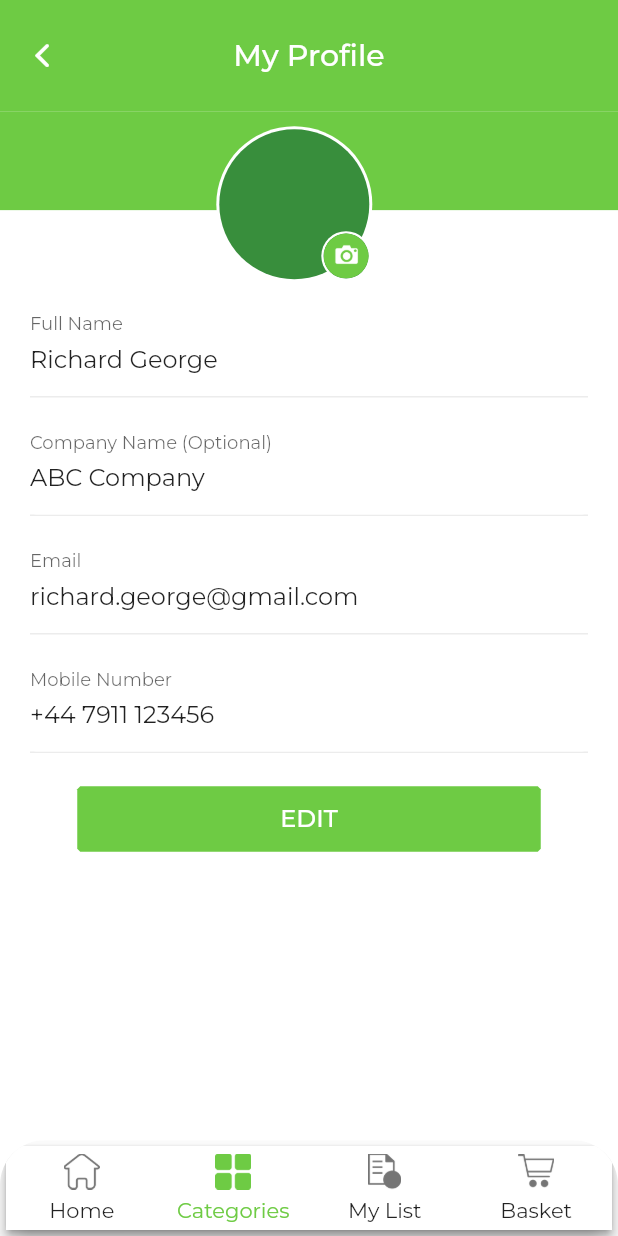
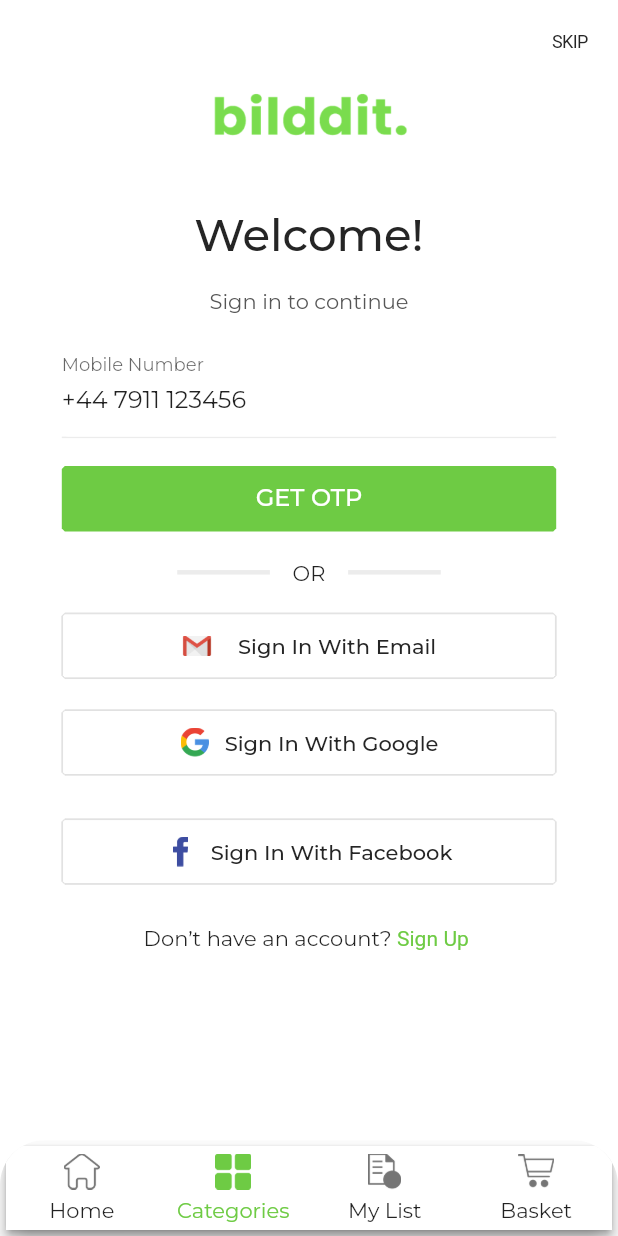
Before and after one commit to ishaque-mobikasa/trueBilddit, a Flutter app: the screen it shows after launch, item 2 of the bottom bar chosen, on a phone screen of 412 x 824 dp. Run offline on Flutter 3.47's test engine with Material 2 defaults, Android fonts, the phone set to English and light mode, and no system bars; drawn by our look-alikes of custom_navigation_bar; our stand-ins replace csc_picker, flutter_slidable, get, google_fonts, image_picker; key blocks and very long unbroken strings in the code were emptied for the run.

Commit message:
done with login with email

```diff
--- a/lib/app/routes/routes.dart
+++ b/lib/app/routes/routes.dart
@@ -3,6 +3,8 @@ import 'package:truebildit/presentation/pages/address/add_address_page/add_addre
 import 'package:truebildit/presentation/pages/address/add_address_page/controllers_binding/add_new_address_binding.dart';
 import 'package:truebildit/presentation/pages/address/view_all_address/address_view.dart';
 import 'package:truebildit/presentation/pages/address/view_all_address/controllers_binding/address_binding.dart';
+import 'package:truebildit/presentation/pages/change_password/change_password_view.dart';
+import 'package:truebildit/presentation/pages/change_password/controllers_binding/change_password_binding.dart';
 import 'package:truebildit/presentation/pages/dash_board/controllers_binding/dash_board_binding.dart';
 import 'package:truebildit/presentation/pages/dash_board/dash_board_view.dart';
 import 'package:truebildit/presentation/pages/forgot_password/controllers_binding/forgot_password_binding.dart';
@@ -11,8 +13,10 @@ import 'package:truebildit/presentation/pages/home/controller_binding/home_bindi
 import 'package:truebildit/presentation/pages/home/home_view.dart';
 import 'package:truebildit/presentation/pages/location_request/controllers_bindings/location_request_binding.dart';
 import 'package:truebildit/presentation/pages/location_request/location_request_view.dart';
-import 'package:truebildit/presentation/pages/login/controller_binding/login_binding.dart';
-import 'package:truebildit/presentation/pages/login/login_view.dart';
+import 'package:truebildit/presentation/pages/login/email_login/controller_binding/email_login_binding.dart';
+import 'package:truebildit/presentation/pages/login/email_login/email_login_view.dart';
+import 'package:truebildit/presentation/pages/login/otp_login/controller_binding/otp_login_binding.dart';
+import 'package:truebildit/presentation/pages/login/otp_login/otp_login_view.dart';
 import 'package:truebildit/presentation/pages/my_account/controllers_binding/my_account_binding.dart';
 import 'package:truebildit/presentation/pages/my_account/my_account_view.dart';
 import 'package:truebildit/presentation/pages/profile/controllers_bindings/profile_binding.dart';
@@ -34,9 +38,11 @@ class Routes {
   static const dashBoardView = "/dashBoardView";
   static const profileView = "/profileView";
   static const addressView = "/addressView";
-  static const loginView = "/loginView";
+  static const otpLoginView = "/otpLoginView";
   static const addNewAddress = "/addNewAddress";
   static const myAccountView = "/myAccountView";
+  static const changePasswordView = "/changePasswordView";
+  static const emailLoginView = "/emailLoginView";
 }
 
 class AppPages {
@@ -82,16 +88,24 @@ class AppPages {
         page: () => const ViewAllAddressView(),
         binding: ViewAllAddressBinding()),
     GetPage(
-        name: Routes.loginView,
-        page: () => const LoginView(),
-        binding: LoginBinding()),
-         GetPage(
+        name: Routes.otpLoginView,
+        page: () => const OTPLoginView(),
+        binding: OTPLoginBinding()),
+    GetPage(
         name: Routes.addNewAddress,
         page: () => const AddNewAddressView(),
         binding: AddNewAddressBinding()),
-          GetPage(
+    GetPage(
         name: Routes.myAccountView,
         page: () => const MyAccountView(),
         binding: MyAccountBinding()),
+    GetPage(
+        name: Routes.changePasswordView,
+        page: () => const ChangePasswordView(),
+        binding: ChangePasswordBinding()),
+    GetPage(
+        name: Routes.emailLoginView,
+        page: () => const EmailLoginView(),
+        binding: EmailLoginBinding()),
   ];
 }
--- a/lib/app/utils/strings.dart
+++ b/lib/app/utils/strings.dart
@@ -45,4 +45,5 @@ class AssetStrings {
   static String facebookIcon = "assets/images/facebook_icon.png";
   static String emailIcon = "assets/images/mail_icon.png";
   static String gardeningIcon = "assets/images/gardening.png";
+  static String changePassword = "assets/images/change_password.png";
 }
--- a/lib/presentation/pages/dash_board/controllers_binding/dash_board_binding.dart
+++ b/lib/presentation/pages/dash_board/controllers_binding/dash_board_binding.dart
@@ -1,8 +1,9 @@
 import 'package:get/get.dart';
 import 'package:truebildit/presentation/pages/address/add_address_page/controllers_binding/add_new_address_controller.dart';
+import 'package:truebildit/presentation/pages/change_password/controllers_binding/change_password_controller.dart';
 import 'package:truebildit/presentation/pages/dash_board/controllers_binding/dash_board_controller.dart';
 import 'package:truebildit/presentation/pages/home/controller_binding/home_controller.dart';
-import 'package:truebildit/presentation/pages/login/controller_binding/login_controller.dart';
+import 'package:truebildit/presentation/pages/login/otp_login/controller_binding/otp_login_controller.dart';
 import 'package:truebildit/presentation/pages/profile/controllers_bindings/profile_controller.dart';
 import 'package:truebildit/presentation/pages/search_results/controllers_bindings/search_controller.dart';
 import 'package:truebildit/presentation/pages/sign_up/controllers_binding/sign_up_controller.dart';
@@ -14,8 +15,9 @@ class DashBoardBinding extends Bindings {
     Get.lazyPut(() => ProfileController());
     Get.lazyPut(() => SignUpController());
     Get.lazyPut(() => SearchController());
-    Get.lazyPut(() => LoginController());
+    Get.lazyPut(() => OTPLoginController());
     Get.lazyPut(() => AddNewAddressController());
+    Get.lazyPut(() => ChangePasswordController());
     Get.put(DashBoardController());
   }
 }
--- a/lib/presentation/pages/dash_board/controllers_binding/dash_board_controller.dart
+++ b/lib/presentation/pages/dash_board/controllers_binding/dash_board_controller.dart
@@ -1,18 +1,18 @@
 import 'package:flutter/material.dart';
 import 'package:get/get.dart';
+import 'package:truebildit/presentation/pages/address/add_address_page/add_address_view.dart';
 import 'package:truebildit/presentation/pages/home/home_view.dart';
-import 'package:truebildit/presentation/pages/my_account/my_account_view.dart';
-import 'package:truebildit/presentation/pages/profile/profile_view.dart';
-import 'package:truebildit/presentation/pages/sign_up/sign_up_view.dart';
+import 'package:truebildit/presentation/pages/login/email_login/email_login_view.dart';
+import 'package:truebildit/presentation/pages/login/otp_login/otp_login_view.dart';
 
 class DashBoardController extends GetxController {
   final Rx<Color> _scaffoldBackground = Colors.white.withAlpha(245).obs;
   RxInt selectedIndex = 0.obs;
   List<Widget> pages = [
     const HomeView(),
-    const ProfileView(),
-    const SignUpView(),
-    const MyAccountView()
+    const OTPLoginView(),
+    const EmailLoginView(),
+    const AddNewAddressView()
   ];
   Color getScaffoldColor() => _scaffoldBackground.value;
 
@@ -20,7 +20,7 @@ class DashBoardController extends GetxController {
   setIndex(index) {
     if (index != selectedIndex.value) {
       selectedIndex.value = index;
-      if (index == 0 || index == 3) {
+      if (index == 0) {
         setWhiteBackground = Colors.white.withAlpha(245);
       } else {
         setWhiteBackground = Colors.white;
--- a/lib/presentation/pages/login/controller_binding/login_binding.dart
+++ /dev/null
@@ -1,9 +0,0 @@
-import 'package:get/get.dart';
-import 'package:truebildit/presentation/pages/login/controller_binding/login_controller.dart';
-
-class LoginBinding extends Bindings {
-  @override
-  void dependencies() {
-    Get.lazyPut<LoginController>(() => LoginController());
-  }
-}
--- a/lib/presentation/pages/login/controller_binding/login_controller.dart
+++ /dev/null
@@ -1,5 +0,0 @@
-import 'package:get/get.dart';
-
-class LoginController extends GetxController{
-
-}
--- /dev/null
+++ b/lib/presentation/pages/login/email_login/controller_binding/email_login_binding.dart
@@ -0,0 +1,10 @@
+import 'package:get/get.dart';
+
+import 'email_login_controller.dart';
+
+class EmailLoginBinding extends Bindings {
+  @override
+  void dependencies() {
+    Get.lazyPut<EmailLoginController>(() => EmailLoginController());
+  }
+}
--- /dev/null
+++ b/lib/presentation/pages/login/email_login/controller_binding/email_login_controller.dart
@@ -0,0 +1,3 @@
+import 'package:get/get_state_manager/get_state_manager.dart';
+
+class EmailLoginController extends GetxController{}
--- /dev/null
+++ b/lib/presentation/pages/login/otp_login/controller_binding/otp_login_binding.dart
@@ -0,0 +1,9 @@
+import 'package:get/get.dart';
+import 'package:truebildit/presentation/pages/login/otp_login/controller_binding/otp_login_controller.dart';
+
+class OTPLoginBinding extends Bindings {
+  @override
+  void dependencies() {
+    Get.lazyPut<OTPLoginController>(() => OTPLoginController());
+  }
+}
--- /dev/null
+++ b/lib/presentation/pages/login/otp_login/controller_binding/otp_login_controller.dart
@@ -0,0 +1,5 @@
+import 'package:get/get.dart';
+
+class OTPLoginController extends GetxController{
+
+}
--- /dev/null
+++ b/lib/presentation/pages/login/otp_login/otp_login_view.dart
@@ -0,0 +1,167 @@
+import 'package:flutter/cupertino.dart';
+import 'package:flutter/gestures.dart';
+import 'package:flutter/material.dart';
+import 'package:get/get.dart';
+import 'package:truebildit/app/utils/app_paintings.dart';
+import 'package:truebildit/app/utils/strings.dart';
+import 'package:truebildit/presentation/common_widgets/form_field_with_validation.dart';
+import 'package:truebildit/presentation/common_widgets/long_button.dart';
+import 'package:truebildit/presentation/pages/login/otp_login/controller_binding/otp_login_controller.dart';
+
+class OTPLoginView extends GetView<OTPLoginController> {
+  const OTPLoginView({super.key});
+
+  @override
+  Widget build(BuildContext context) {
+    return SingleChildScrollView(
+      child: Column(
+        children: [
+          AppBar(
+            elevation: 0,
+            backgroundColor: AppPaintings.kWhite,
+            actions: [
+              CupertinoButton(
+                  child: Text(
+                    "SKIP",
+                    style: TextStyle(
+                        fontSize: 12,
+                        fontWeight: FontWeight.w400,
+                        color: AppPaintings.themeBlack),
+                  ),
+                  onPressed: () {})
+            ],
+          ),
+          Image.asset(
+            AssetStrings.bildItLogoGreen,
+            width: Get.width / 3,
+            height: Get.height * 0.05,
+          ),
+          SizedBox(
+            height: Get.height * 0.05,
+          ),
+          SizedBox(
+            width: Get.width * 0.8,
+            child: Text(
+              "Welcome!",
+              textAlign: TextAlign.center,
+              style: AppPaintings.customLargeText
+                  .copyWith(fontSize: 30, fontWeight: FontWeight.w500),
+            ),
+          ),
+          SizedBox(
+            height: Get.height * 0.02,
+          ),
+          SizedBox(
+            width: Get.width * 0.8,
+            height: Get.height * 0.05,
+            child: Text(
+              textAlign: TextAlign.center,
+              "Sign in to continue",
+              style: AppPaintings.customSmallText
+                  .copyWith(fontSize: 14, fontWeight: FontWeight.w400),
+            ),
+          ),
+          CustomFormField(
+            initialValue: "+44 7911 123456",
+            type: FieldType.phoneNumber,
+            hintText: "Mobile Number",
+            margin: EdgeInsets.symmetric(horizontal: Get.width * 0.1),
+          ),
+          SizedBox(
+            height: Get.height * 0.02,
+          ),
+          SizedBox(
+            width: Get.width * 0.8,
+            child: LongButton(
+                buttonType: ButtonType.elevatedButton,
+                buttonText: "GET OTP",
+                onPressed: () {}),
+          ),
+          SizedBox(
+            height: Get.height * 0.02,
+          ),
+          SizedBox(
+              width: Get.width * 0.5,
+              child: Row(
+                mainAxisAlignment: MainAxisAlignment.spaceEvenly,
+                children: [
+                  Container(
+                    color: AppPaintings.dimWhite,
+                    width: Get.width * 0.15,
+                    height: 3,
+                  ),
+                  const Text("OR"),
+                  Container(
+                    color: AppPaintings.dimWhite,
+                    width: Get.width * 0.15,
+                    height: 3,
+                  ),
+                ],
+              )),
+          SizedBox(
+            height: Get.height * 0.02,
+          ),
+          SizedBox(
+            width: Get.width * 0.8,
+            child: LongButton(
+                isSocialButton: true,
+                outlinedButtonBorderColor: AppPaintings.loginButtonBorderColor,
+                buttonType: ButtonType.outLinedButton,
+                buttonText: "  Sign In With Email",
+                iconImage: AssetStrings.emailIcon,
+                buttonTextStyle: TextStyle(color: AppPaintings.themeBlack),
+                onPressed: () {}),
+          ),
+          SizedBox(
+            height: Get.height * 0.02,
+          ),
+          SizedBox(
+            width: Get.width * 0.8,
+            child: LongButton(
+                isSocialButton: true,
+                outlinedButtonBorderColor: AppPaintings.loginButtonBorderColor,
+                buttonType: ButtonType.outLinedButton,
+                buttonText: "Sign In With Google",
+                iconImage: AssetStrings.googleIcon,
+                buttonTextStyle: TextStyle(color: AppPaintings.themeBlack),
+                onPressed: () {}),
+          ),
+          SizedBox(
+            height: Get.height * 0.03,
+          ),
+          SizedBox(
+            width: Get.width * 0.8,
+            child: LongButton(
+                isSocialButton: true,
+                outlinedButtonBorderColor: AppPaintings.loginButtonBorderColor,
+                buttonType: ButtonType.outLinedButton,
+                buttonText: "Sign In With Facebook",
+                iconImage: AssetStrings.facebookIcon,
+                buttonTextStyle: TextStyle(color: AppPaintings.themeBlack),
+                onPressed: () {}),
+          ),
+          SizedBox(
+            height: Get.height * 0.03,
+          ),
+          Text.rich(
+            TextSpan(
+              text: 'Don’t have an account? ',
+              children: [
+                TextSpan(
+                  text: 'Sign Up ',
+                  style: TextStyle(
+                    color: AppPaintings.themeGreenColor,
+                  ),
+                  recognizer: TapGestureRecognizer()
+                    ..onTap = () {
+                      // handle sign in tap
+                    },
+                ),
+              ],
+            ),
+          ),
+        ],
+      ),
+    );
+  }
+}
--- a/lib/presentation/pages/my_account/my_account_view.dart
+++ b/lib/presentation/pages/my_account/my_account_view.dart
@@ -1,3 +1,5 @@
+import 'dart:developer';
+
 import 'package:flutter/material.dart';
 import 'package:get/get.dart';
 import 'package:truebildit/app/utils/app_paintings.dart';
@@ -90,6 +92,7 @@ class MyAccountView extends GetView<MyAccountController> {
                             EdgeInsets.symmetric(horizontal: Get.width * 0.05),
                         child: MyaccountItem(
                             title: listOfMyAccount[index],
+                            onTap: () => log("tapped on $index"),
                             borderRadius: index == 0
                                 ? const BorderRadius.only(
                                     topLeft: Radius.circular(10),
```
Also changed, not shown: lib/app/routes/routes_generator.dart (+6 -6 lines), lib/presentation/pages/change_password/change_password_view.dart (+61 -1 lines), lib/presentation/pages/login/email_login/email_login_view.dart (renamed from lib/presentation/pages/login/login_view.dart, +17 -7 lines).
